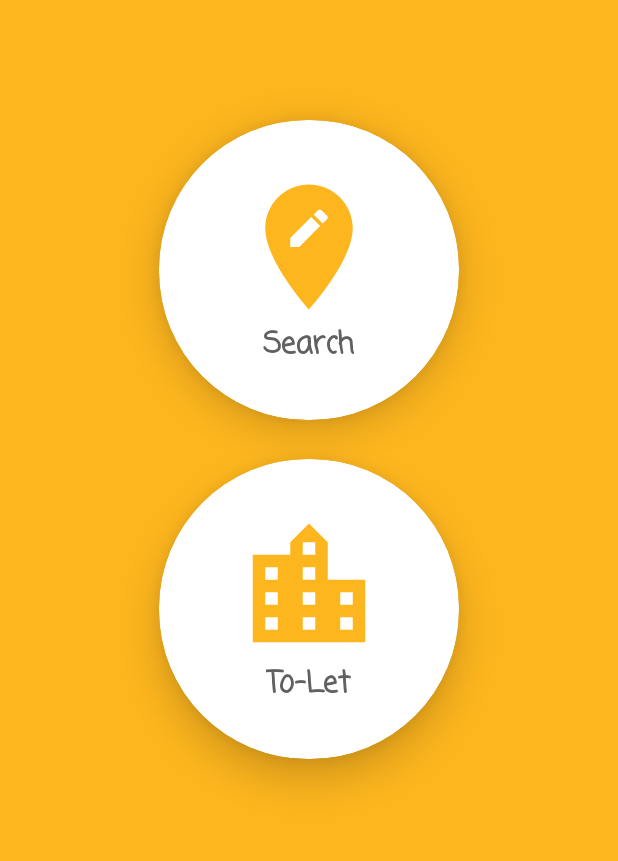
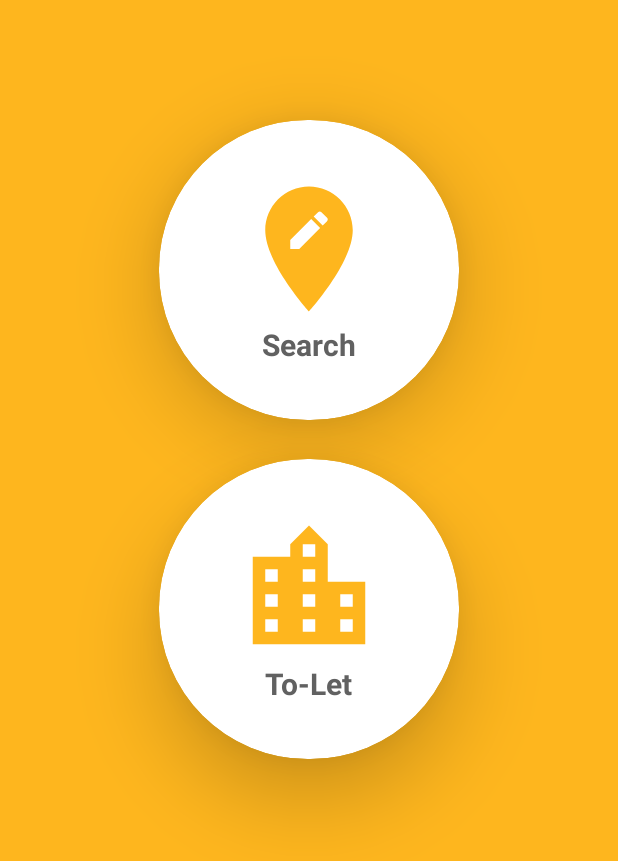
Before and after one commit to yaki29/GharBar, an Android app: the screen it shows after launch (OptionActivity), on a phone screen of 412 x 824 dp. Shown: the top 861 px of the screen. Run offline under Robolectric (Android 15) with nearby library versions, the phone set to English and light mode, and no system bars.

Commit message:
see more changes

```diff
--- a/app/src/main/res/layout/activity_option.xml
+++ b/app/src/main/res/layout/activity_option.xml
@@ -30,7 +30,7 @@
         android:shape="ring"
 
         android:thicknessRatio="1.9"
-        app:cardElevation="16dp"
+        app:cardElevation="32dp"
         app:cardCornerRadius="99dp">
         <RelativeLayout
             android:layout_gravity="center"
@@ -53,7 +53,7 @@
             android:layout_gravity="center_horizontal"
             android:layout_below="@id/search"
             android:layout_centerHorizontal="true"
-            android:fontFamily="casual"
+            android:fontFamily="sans-serif"
             android:text="Search"
             android:textColor="#616161"
             android:textSize="20sp"
@@ -72,13 +72,13 @@
         android:layout_width="200dp"
         android:layout_height="200dp"
         android:layout_centerHorizontal="true"
-        android:elevation="16dp"
+        android:elevation="32dp"
         android:innerRadius="0dp"
         android:shape="ring"
         android:layout_marginTop="10dp"
         android:background="#424242"
         android:thicknessRatio="1.9"
-        app:cardElevation="16dp"
+        app:cardElevation="32dp"
         app:cardCornerRadius="99dp">
         <RelativeLayout
             android:layout_gravity="center"
@@ -97,7 +97,7 @@
             android:layout_width="wrap_content"
             android:layout_height="wrap_content"
             android:layout_gravity="center"
-            android:fontFamily="casual"
+            android:fontFamily="sans-serif"
             android:text="To-Let"
             android:layout_centerHorizontal="true"
             android:layout_below="@id/building"
```
